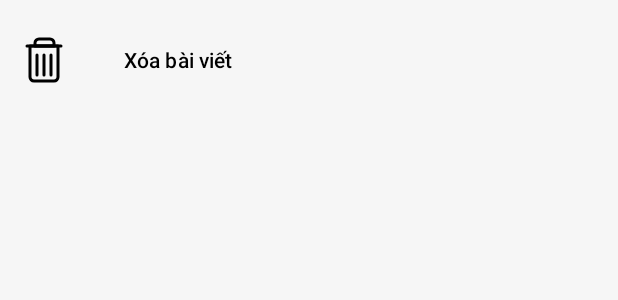
After one commit to htilssu/OggySocial, an Android app: the layout post_bottom_sheet.xml on its own in the app's theme, with its tools: preview values and no code run, on a phone screen of 412 x 824 dp. The commit adds this screen. Shown: the top 300 px of the screen. Run offline under Robolectric (Android 15) with nearby library versions, the phone set to English and light mode, and no system bars.

Commit message:
update feature delete post

```diff
--- a/app/src/main/java/com/oggysocial/oggysocial/fragments/main/HomeFragment.java
+++ b/app/src/main/java/com/oggysocial/oggysocial/fragments/main/HomeFragment.java
@@ -19,7 +19,6 @@ import com.oggysocial.oggysocial.models.Popup;
 
 public class HomeFragment extends Fragment {
     PostAdapter postAdapter;
-
     View v;
     TextView tvCreatePost;
     private RecyclerView postRecyclerView;
--- /dev/null
+++ b/app/src/main/res/drawable/trash_line.xml
@@ -0,0 +1,18 @@
+<vector xmlns:android="http://schemas.android.com/apk/res/android"
+    android:width="128dp"
+    android:height="128dp"
+    android:viewportWidth="24"
+    android:viewportHeight="24">
+  <path
+      android:fillColor="#FF000000"
+      android:pathData="M4.25,5A0.75,0.75 0,0 1,5 4.25h14a0.75,0.75 0,0 1,0.75 0.75v15.5A2.75,2.75 0,0 1,17 23.25L7,23.25a2.75,2.75 0,0 1,-2.75 -2.75L4.25,5ZM5.75,5.75L5.75,20.5c0,0.69 0.56,1.25 1.25,1.25h10c0.69,0 1.25,-0.56 1.25,-1.25L18.25,5.75L5.75,5.75Z"
+      android:fillType="evenOdd"/>
+  <path
+      android:fillColor="#FF000000"
+      android:pathData="M2.75,5a0.75,0.75 0,0 1,0.75 -0.75h17a0.75,0.75 0,0 1,0 1.5h-17A0.75,0.75 0,0 1,2.75 5ZM15.5,8.75a0.75,0.75 0,0 1,0.75 0.75v10a0.75,0.75 0,0 1,-1.5 0v-10a0.75,0.75 0,0 1,0.75 -0.75ZM8.5,8.75a0.75,0.75 0,0 0,-0.75 0.75v10a0.75,0.75 0,0 0,1.5 0v-10a0.75,0.75 0,0 0,-0.75 -0.75ZM12,8.75a0.75,0.75 0,0 0,-0.75 0.75v10a0.75,0.75 0,0 0,1.5 0v-10a0.75,0.75 0,0 0,-0.75 -0.75Z"
+      android:fillType="evenOdd"/>
+  <path
+      android:fillColor="#FF000000"
+      android:pathData="M6.75,5c0,0.414 0.336,0.75 0.75,0.75L17,5.75a0.75,0.75 0,0 0,0.75 -0.75L17.75,3.5A2.75,2.75 0,0 0,15 0.75L9.5,0.75A2.75,2.75 0,0 0,6.75 3.5L6.75,5ZM8.25,4.25L8.25,3.5c0,-0.69 0.56,-1.25 1.25,-1.25L15,2.25c0.69,0 1.25,0.56 1.25,1.25v0.75h-8Z"
+      android:fillType="evenOdd"/>
+</vector>
--- a/app/src/main/res/layout/activity_auth.xml
+++ b/app/src/main/res/layout/activity_auth.xml
@@ -5,6 +5,7 @@
     android:id="@+id/auth_container"
     android:layout_width="match_parent"
     android:layout_height="match_parent"
+    android:background="@color/backround_primary"
     android:orientation="vertical"
     tools:context=".activities.AuthActivity">
 
@@ -17,6 +18,9 @@
             android:id="@+id/toolbar_auth"
             android:layout_width="match_parent"
             android:layout_height="wrap_content"
+            android:background="@android:color/transparent"
+            android:backgroundTint="@color/backround_primary"
+            android:visibility="invisible"
             app:navigationIcon="@drawable/baseline_chevron_left_40" />
 
     </com.google.android.material.appbar.AppBarLayout>
--- /dev/null
+++ b/app/src/main/res/layout/post_bottom_sheet.xml
@@ -0,0 +1,38 @@
+<LinearLayout xmlns:android="http://schemas.android.com/apk/res/android"
+    xmlns:tools="http://schemas.android.com/tools"
+    android:layout_width="match_parent"
+    android:layout_height="match_parent"
+    android:orientation="vertical"
+    android:paddingVertical="@dimen/medium_padding">
+
+    <LinearLayout
+        android:id="@+id/btnDeletePost"
+        android:layout_width="match_parent"
+        android:layout_height="wrap_content"
+        android:orientation="horizontal">
+
+        <ImageView
+            android:layout_width="0dp"
+            android:layout_height="match_parent"
+            android:layout_weight="1"
+            android:adjustViewBounds="true"
+            android:padding="8dp"
+            android:src="@drawable/trash_line"
+            tools:ignore="ContentDescription" />
+
+        <com.google.android.material.button.MaterialButton
+            android:layout_width="0dp"
+            android:layout_height="wrap_content"
+            android:layout_weight="6"
+            android:background="@android:color/transparent"
+            android:text="@string/delete_post"
+            android:textAlignment="viewStart"
+            android:textColor="@color/black" />
+    </LinearLayout>
+
+    <LinearLayout
+        android:layout_width="match_parent"
+        android:layout_height="match_parent">
+
+    </LinearLayout>
+</LinearLayout>
--- a/app/src/main/res/values/strings.xml
+++ b/app/src/main/res/values/strings.xml
@@ -34,4 +34,5 @@
     <string name="post_it">Đăng</string>
     <string name="write_your_thinking">Hãy viết cảm nghĩ của bạn…</string>
     <string name="add_image">Thêm ảnh</string>
+    <string name="delete_post">Xóa bài viết</string>
 </resources>
```
Also changed, not shown: app/src/main/java/com/oggysocial/oggysocial/adapters/PostAdapter.java (+3 -7 lines), app/src/main/java/com/oggysocial/oggysocial/fragments/main/CreatePostFragment.java (+1 -7 lines), app/src/main/java/com/oggysocial/oggysocial/models/PostBottomSheetModel.java (added, +46 -0 lines), app/src/main/java/com/oggysocial/oggysocial/services/ImageService.java (+18 -11 lines), app/src/main/java/com/oggysocial/oggysocial/services/PostService.java (+44 -11 lines), app/src/main/res/drawable/vertical_menu.xml (added, +15 -0 lines), app/src/main/res/layout/post_item.xml (+12 -2 lines).
